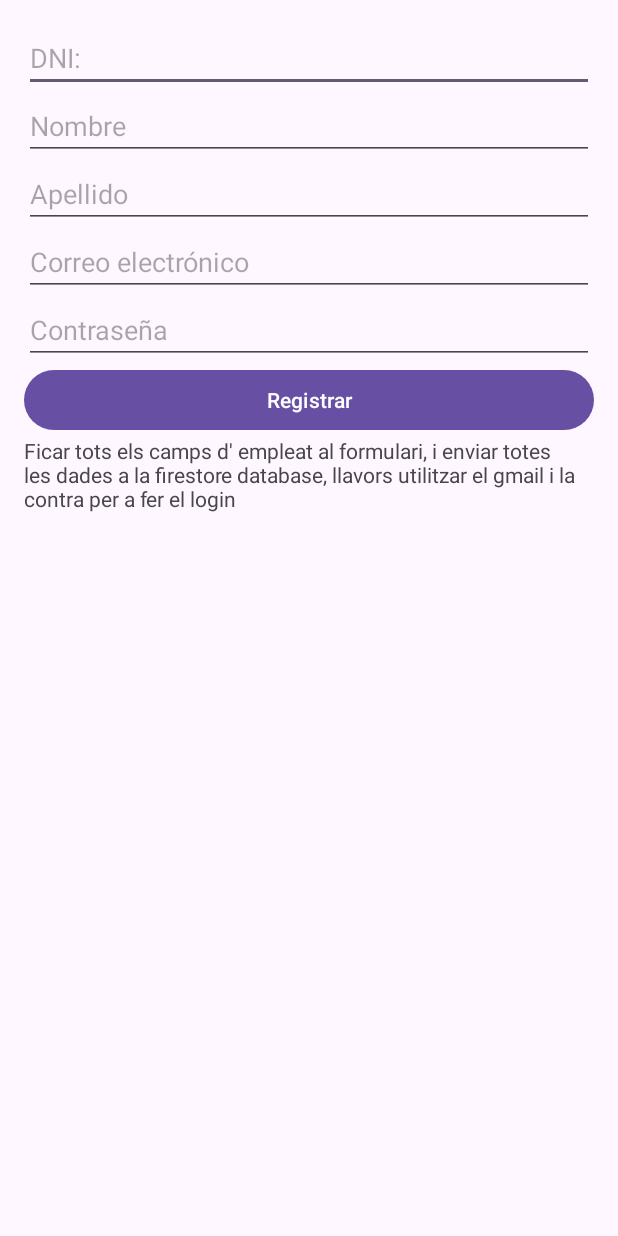
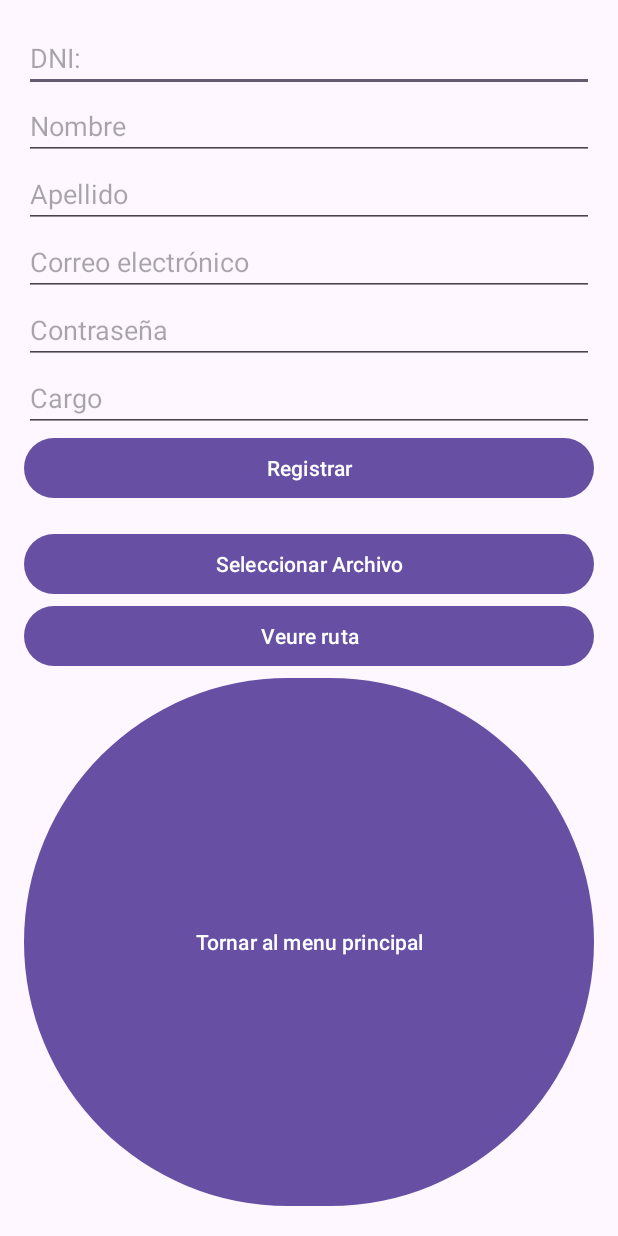
Before and after one commit to abdel1311fatah/App-Gestio-Fichar, an Android app: the Register screen opened directly, with no data from a screen before it, on a phone screen of 412 x 824 dp. Run offline under Robolectric (Android 15) with nearby library versions, the phone set to English and light mode, and no system bars; our stand-ins replace Firebase (no records; nobody signed in at launch, a user with empty details on screens opened directly); network calls fail.

```diff
--- a/app/build.gradle.kts
+++ b/app/build.gradle.kts
@@ -48,8 +48,8 @@ dependencies {
     implementation("androidx.constraintlayout:constraintlayout:2.1.4")
     implementation("com.google.firebase:firebase-auth")
     implementation("com.google.firebase:firebase-firestore:24.10.2")
-    implementation("org.apache.poi:poi:5.2.0")
-    implementation("org.apache.poi:poi-ooxml:5.2.0")
+    implementation("org.apache.poi:poi:5.2.3")
+    implementation("org.apache.poi:poi-ooxml:5.2.3")
     implementation("com.opencsv:opencsv:5.5")
     testImplementation("junit:junit:4.13.2")
     androidTestImplementation("androidx.test.ext:junit:1.1.5")
--- a/app/src/main/java/com/example/app_gestio_fichar/Login_Register/Register.java
+++ b/app/src/main/java/com/example/app_gestio_fichar/Login_Register/Register.java
@@ -3,6 +3,7 @@ package com.example.app_gestio_fichar.Login_Register;
 import static android.content.ContentValues.TAG;
 
 import android.content.Intent;
+import android.net.Uri;
 import android.os.Bundle;
 import android.text.TextUtils;
 import android.util.Log;
@@ -25,6 +26,12 @@ import com.google.firebase.auth.FirebaseUser;
 
 public class Register extends AppCompatActivity {
     private FirebaseAuth mAuth;
+    private Button selectFileButton;
+    private Uri selectedFileUri;
+
+    private static final int PICK_FILE_REQUEST_CODE = 1;
+    private Button d;
+
     @Override
     protected void onCreate(Bundle savedInstanceState) {
         super.onCreate(savedInstanceState);
@@ -69,7 +76,7 @@ public class Register extends AppCompatActivity {
                             // Insertar aqui tots els camps del formulari a firestore i fer lo de contar hores
 
                             Crud crud = new Crud();
-                            crud.save(nif,email,password,name,surname,"Professor",0); // Anyadir careregs a la logica
+//                            crud.save(nif,email,password,name,surname,"Professor",0); // Anyadir careregs a la logica
 
                             Toast.makeText(Register.this, "T' has registrat correctament",
                                     Toast.LENGTH_SHORT).show();
--- a/app/src/main/res/layout/activity_register.xml
+++ b/app/src/main/res/layout/activity_register.xml
@@ -39,22 +39,39 @@
         android:hint="Contraseña"
         android:inputType="textPassword" />
 
+    <EditText
+        android:id="@+id/editTextCharge"
+        android:layout_width="match_parent"
+        android:layout_height="wrap_content"
+        android:ems="10"
+        android:hint="Cargo"
+        android:inputType="text" />
+
     <Button
         android:id="@+id/buttonRegister"
         android:layout_width="match_parent"
         android:layout_height="wrap_content"
         android:text="Registrar" />
 
-    <TextView
-        android:id="@+id/textView"
+    <Button
+        android:id="@+id/selectFileButton"
         android:layout_width="match_parent"
-        android:layout_height="523dp"
-        android:text="Ficar tots els camps d' empleat al formulari, i enviar totes les dades a la firestore database, llavors utilitzar el gmail i la contra per a fer el login" />
+        android:layout_height="wrap_content"
+        android:layout_marginTop="16dp"
+        android:onClick="openFilePicker"
+        android:text="Seleccionar Archivo" />
+
+    <Button
+        android:id="@+id/button"
+        android:layout_width="match_parent"
+        android:layout_height="wrap_content"
+        android:onClick="veureRuta"
+        android:text="Veure ruta" />
 
     <Button
         android:id="@+id/mainBtn"
         android:layout_width="match_parent"
-        android:layout_height="91dp"
+        android:layout_height="67dp"
         android:layout_weight="1"
         android:onClick="goToMain"
         android:text="Tornar al menu principal" />
```
Also changed, not shown: app/src/main/java/com/example/app_gestio_fichar/Crud.java (+6 -3 lines), app/src/main/java/com/example/app_gestio_fichar/Hours/Contador_Hores.java (+16 -16 lines), app/src/main/java/com/example/app_gestio_fichar/Login_Register/Login.java (+83 -53 lines), 1 other file.
